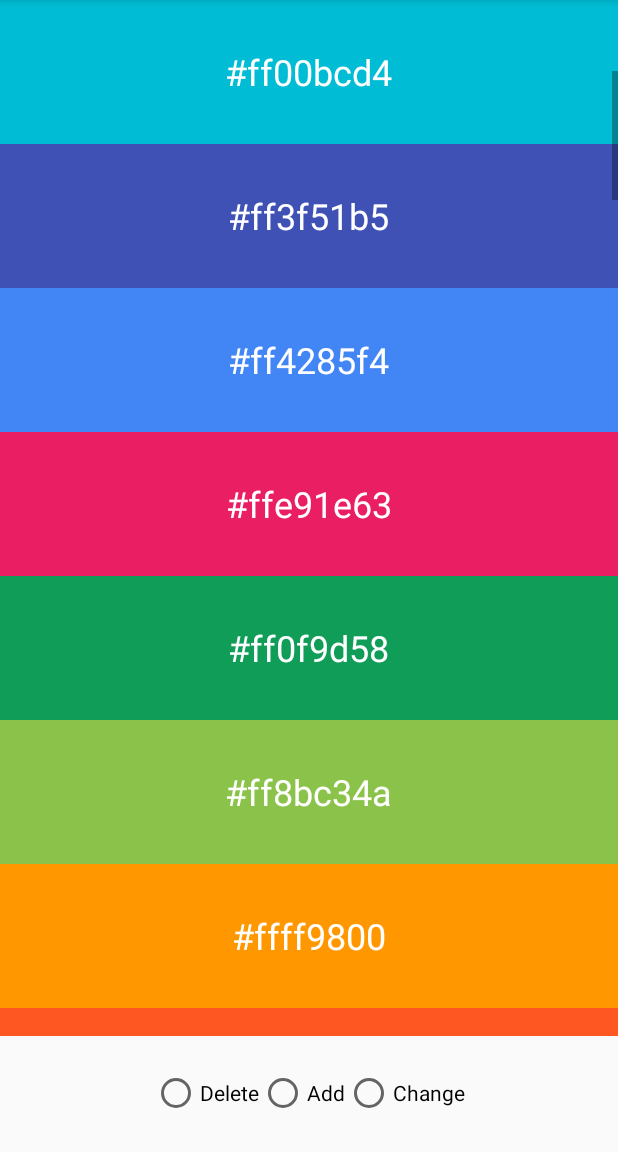
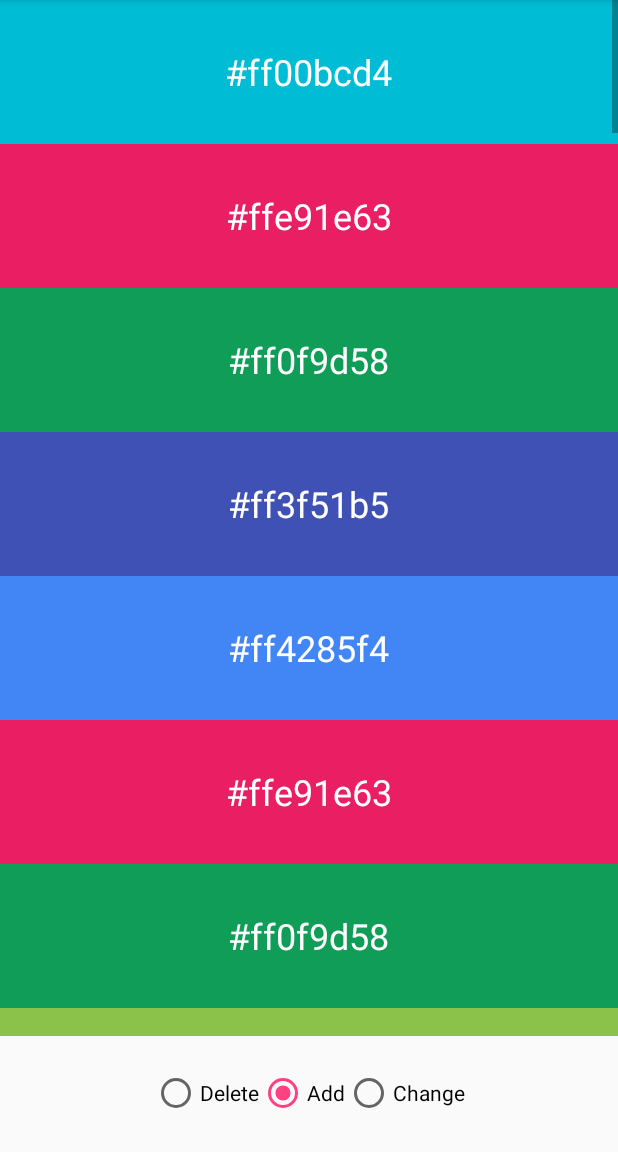
Before and after one commit to csgavino/recycler-view-animations, an Android app: the screen it shows after launch (MainActivity), after a tap on an icon or button, on a phone screen of 412 x 824 dp, the part 84-1236 px from its top. Run offline under Robolectric (Android 15) with nearby library versions, the phone set to English and light mode, and no system bars; 3 other taps on this screen came first.

Commit message:
You're now able to add, change, and delete colors

```diff
--- a/app/src/main/java/com/example/sandbox2/ColorsAdapter.kt
+++ b/app/src/main/java/com/example/sandbox2/ColorsAdapter.kt
@@ -5,7 +5,6 @@ import android.view.LayoutInflater
 import android.view.View
 import android.view.ViewGroup
 import android.widget.TextView
-import java.util.*
 
 val colors: MutableList<Long> = mutableListOf(
         0xff00bcd4, 0xff3f51b5, 0xff4285f4, 0xffe91e63, 0xff0f9d58, 0xff8bc34a, 0xffff9800,
@@ -18,6 +17,10 @@ val colors: MutableList<Long> = mutableListOf(
         0xff303f9f, 0xff283593, 0xff7b1fa2, 0xff6a1b9a, 0xffc2185b
 )
 
+interface ColorsCallback {
+    fun onClick(itemView: View)
+}
+
 class ColorsViewHolder(itemView: View, val callback: ColorsCallback? = null) : RecyclerView.ViewHolder(itemView) {
     fun bind(hex: Long) {
         bind(hex.toInt()) // Really
@@ -26,8 +29,8 @@ class ColorsViewHolder(itemView: View, val callback: ColorsCallback? = null) : R
     private fun bind(hex: Int) {
         itemView.setBackgroundColor(hex)
 
-        val hexTextView = itemView.findViewById(R.id.hexTextView) as TextView
-        hexTextView.text = "#" + Integer.toHexString(hex)
+        val colorTextView = itemView.findViewById(R.id.hexTextView) as TextView
+        colorTextView.text = "#" + Integer.toHexString(hex)
 
         itemView.setOnClickListener {
             callback?.onClick(itemView)
@@ -35,12 +38,11 @@ class ColorsViewHolder(itemView: View, val callback: ColorsCallback? = null) : R
     }
 }
 
-interface ColorsCallback {
-    fun onClick(itemView: View)
-}
 
 class ColorsAdapter : RecyclerView.Adapter<ColorsViewHolder>() {
-    private var callback: ColorsCallback? = null
+
+    var recyclerView: RecyclerView? = null
+    var callback: ColorsCallback? = null
 
     override fun onBindViewHolder(holder: ColorsViewHolder, position: Int) = holder.bind(colors[position])
 
@@ -53,15 +55,32 @@ class ColorsAdapter : RecyclerView.Adapter<ColorsViewHolder>() {
         return ColorsViewHolder(v, callback)
     }
 
-    fun setCallback(callback: ColorsCallback) {
-        this.callback = callback
+    override fun onDetachedFromRecyclerView(recyclerView: RecyclerView?) {
+        this.recyclerView = null
     }
 
-    fun addsThings() {
-        val position = 0
+    override fun onAttachedToRecyclerView(recyclerView: RecyclerView?) {
+        this.recyclerView = recyclerView
+    }
 
-        colors.add(position, 0xff00bcd4)
+    fun addColorAt(position: Int) {
+        colors.add(position, randomColor())
         notifyItemInserted(position)
     }
 
+    fun deleteColorAt(position: Int) {
+        colors.removeAt(position)
+        notifyItemRemoved(position)
+    }
+
+    fun changeColorAt(position: Int) {
+        colors[position] = randomColor()
+        notifyItemChanged(position)
+    }
+
+    private fun randomColor(): Long {
+        val index = Math.random() * colors.count()
+        return colors[index.toInt()]
+    }
+
 }
--- a/app/src/main/java/com/example/sandbox2/ColorsFragment.kt
+++ b/app/src/main/java/com/example/sandbox2/ColorsFragment.kt
@@ -28,16 +28,20 @@ class ColorsFragment : Fragment(), ColorsCallback {
         recyclerView.layoutManager = LinearLayoutManager(view.context)
         recyclerView.adapter = colorsAdapter
 
-        colorsAdapter.setCallback(this)
+        colorsAdapter.callback = this
 
         return view
     }
 
-    override fun onClick(itemView: View) = when (radioGroup.checkedRadioButtonId) {
-        R.id.add_btn -> colorsAdapter.addsThings()
-        R.id.change_btn -> colorsAdapter.addsThings()
-        R.id.delete_btn -> colorsAdapter.addsThings()
-        else -> throw IllegalArgumentException("invalid resource")
+    override fun onClick(itemView: View) {
+        val position = recyclerView.getChildAdapterPosition(itemView)
+        if (position == RecyclerView.NO_POSITION) return
+
+        when (radioGroup.checkedRadioButtonId) {
+            R.id.add_btn -> colorsAdapter.addColorAt(position + 1)
+            R.id.change_btn -> colorsAdapter.changeColorAt(position)
+            R.id.delete_btn -> colorsAdapter.deleteColorAt(position)
+        }
     }
 
 }
--- a/app/src/main/res/layout/fragment_colors.xml
+++ b/app/src/main/res/layout/fragment_colors.xml
@@ -17,12 +17,12 @@
         android:layout_width="match_parent"
         android:layout_height="0dp"
         android:layout_weight="0.1"
-        android:checkedButton="@+id/delete_btn"
+        android:checkedButton="@+id/add_btn"
         android:gravity="center"
         android:orientation="horizontal">
 
         <RadioButton
-            android:id="@+id/deleteBtn"
+            android:id="@+id/delete_btn"
             android:layout_width="wrap_content"
             android:layout_height="wrap_content"
             android:text="@string/delete" />
@@ -31,6 +31,7 @@
             android:id="@+id/add_btn"
             android:layout_width="wrap_content"
             android:layout_height="wrap_content"
+            android:checked="true"
             android:text="@string/add" />
 
         <RadioButton
```
